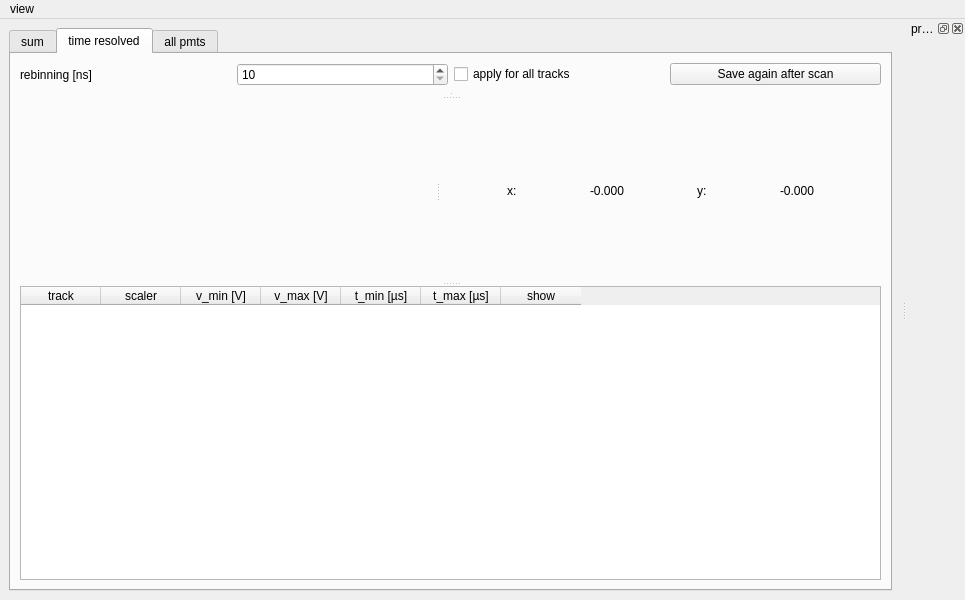
The window that TildaHost/source/Interface/LiveDataPlottingUi/Ui_LiveDataPlotting.ui (lasersphere/Tilda) describes before a commit, drawn with Qt 5.
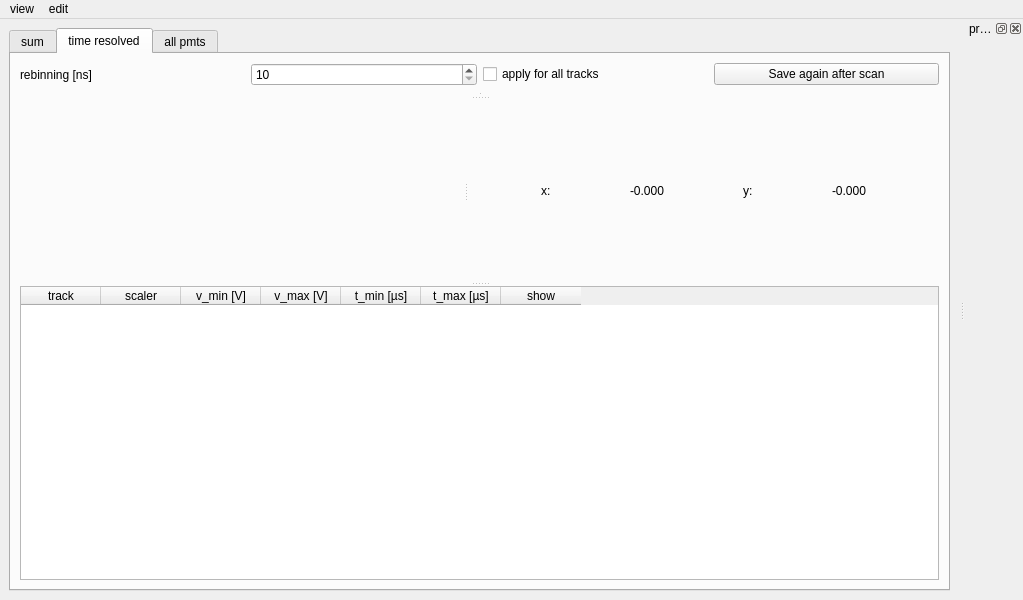
The same window after the commit. The open tabs and pages were chosen to show the change.

Commit message: added Font size change possibility to graphs

```diff
--- a/TildaHost/source/Interface/LiveDataPlottingUi/Ui_LiveDataPlotting.ui
+++ b/TildaHost/source/Interface/LiveDataPlottingUi/Ui_LiveDataPlotting.ui
@@ -6,7 +6,7 @@
    <rect>
     <x>0</x>
     <y>0</y>
-    <width>955</width>
+    <width>1023</width>
     <height>600</height>
    </rect>
   </property>
@@ -482,7 +482,7 @@
     <rect>
      <x>0</x>
      <y>0</y>
-     <width>955</width>
+     <width>1023</width>
      <height>21</height>
     </rect>
    </property>
@@ -492,7 +492,14 @@
     </property>
     <addaction name="actionProgress"/>
    </widget>
+   <widget class="QMenu" name="menuEdit">
+    <property name="title">
+     <string>edit</string>
+    </property>
+    <addaction name="actionGraph_font_size"/>
+   </widget>
    <addaction name="menuView"/>
+   <addaction name="menuEdit"/>
   </widget>
   <action name="actionProgress">
    <property name="text">
```
Left out of the diff: 7 changed lines with no effect on the pictures. The commit also changes 2 other files.
